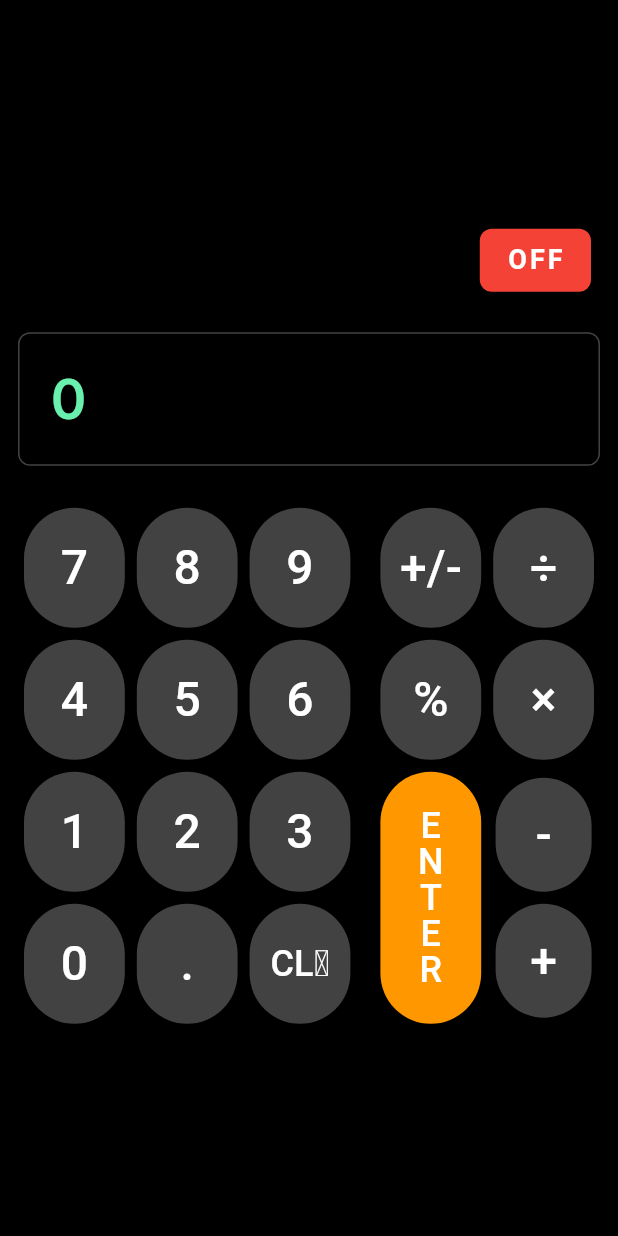
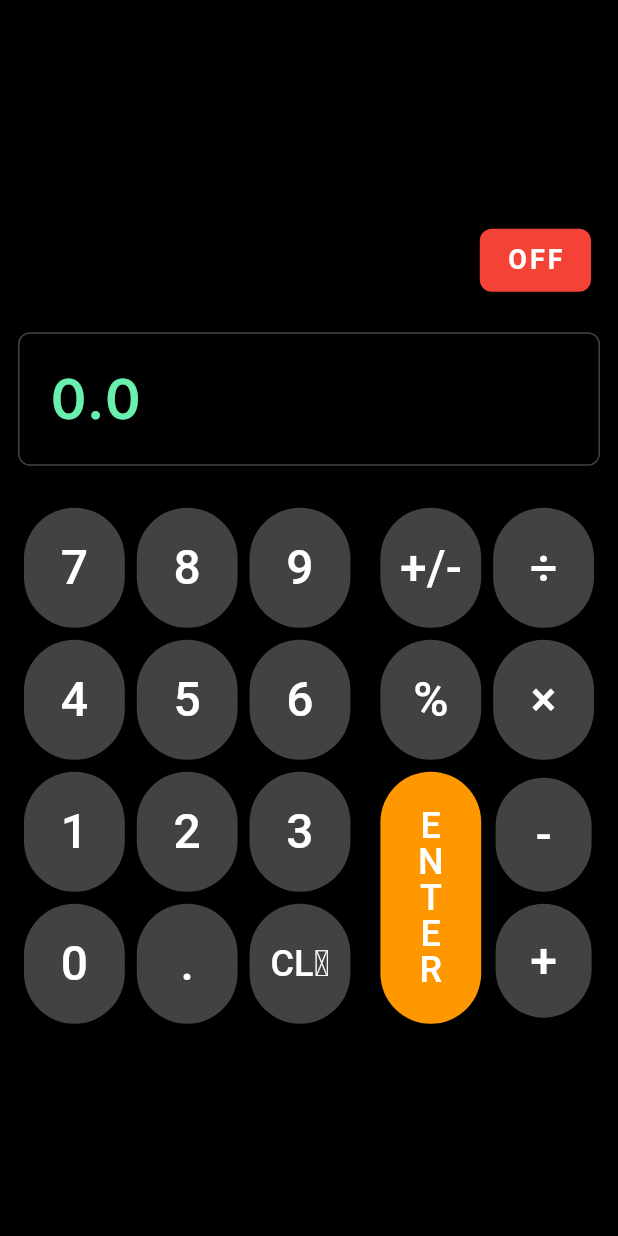
Before and after one commit to jptemplin/simple_rpn, a Flutter app: the screen it shows after launch, after a tap on "CL𝑋", on a phone screen of 412 x 824 dp. Run offline on Flutter 3.47's test engine with Material 3 defaults, Android fonts, the light colour scheme and no system bars; our stand-ins replace google_fonts.

Commit message:
New formatter that doesn't drop decimal places

```diff
--- a/lib/constants.dart
+++ b/lib/constants.dart
@@ -1 +1,2 @@
 const double kCalcButtonHeight = 80;
+const double kOperatorButtonWidth = 72;
--- a/lib/main.dart
+++ b/lib/main.dart
@@ -35,6 +35,7 @@ class _CalculatorWidgetState extends State<CalculatorWidget> {
   bool isNegative = false;
   String integerPart = '';
   String decimalPart = '';
+  String lastKeyPressed = '';
   var stack = CalcStack();
   String display = '0';
   final integerFormatter = NumberFormat("#,##0");
@@ -49,7 +50,28 @@ class _CalculatorWidgetState extends State<CalculatorWidget> {
 
   // Formats an [int] or [double] to a locale-aware string with commas.
   String formatNumber(num value) {
-    return numberFormat.format(value);
+    // Handle negative numbers
+    final isNeg = value < 0;
+    value = value.abs();
+
+    // Split into integer and decimal parts
+    String asString = value.toString();
+    List<String> parts = asString.split('.');
+
+    // Format integer part with commas
+    String intPart = integerFormatter.format(int.parse(parts[0]));
+
+    // If there's a decimal part, preserve all digits
+    String result = isNeg ? '-' : '';
+    result += intPart;
+    if (parts.length > 1 && int.parse(parts[1]) != 0) {
+      // Only add decimal part if it's not all zeros
+      result += '.${parts[1]}';
+    } else if (asString.contains('.') && int.parse(parts[1]) == 0) {
+      // Preserve ".0" if present
+      result += '.0';
+    }
+    return result;
   }
 
   // Parses a string with commas into a [double].
@@ -105,6 +127,8 @@ class _CalculatorWidgetState extends State<CalculatorWidget> {
   }
 
   void onButtonPressed(String label) {
+    lastKeyPressed = label;
+
     switch (label) {
       case '0':
       case '1':
@@ -186,11 +210,10 @@ class _CalculatorWidgetState extends State<CalculatorWidget> {
         break;
     }
     setState(() {
-      if (numberEntryMode) {
-        display = formatDisplay();
-      } else {
-        display = formatNumber(stack.x);
-      }
+      display =
+          (lastKeyPressed == 'ENTER')
+              ? formatNumber(stack.x)
+              : (numberEntryMode ? formatDisplay() : formatNumber(stack.x));
     });
 
     print('Display: $display');
```
